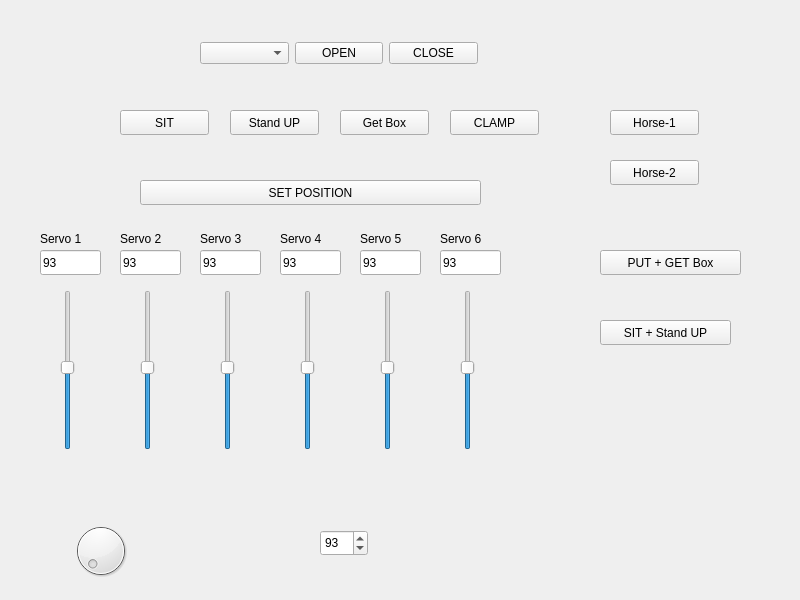
evkuz/qt_linux, file mainwindow.ui: the form before one commit.
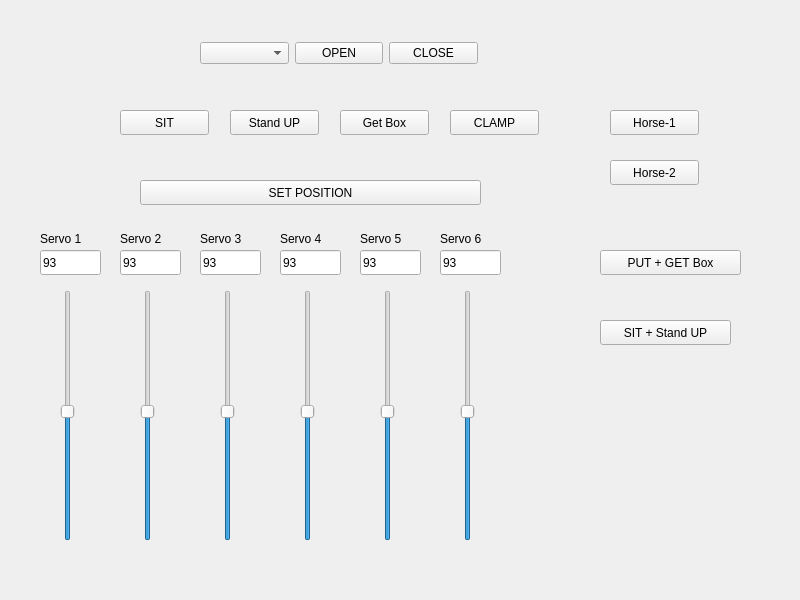
The form after the commit.

What changed in the file:
```diff
--- a/mainwindow.ui
+++ b/mainwindow.ui
@@ -263,23 +263,13 @@
     <string>Get Box</string>
    </property>
   </widget>
-  <widget class="QDial" name="dial">
-   <property name="geometry">
-    <rect>
-     <x>70</x>
-     <y>520</y>
-     <width>61</width>
-     <height>61</height>
-    </rect>
-   </property>
-  </widget>
   <widget class="QSlider" name="S6_verSlider">
    <property name="geometry">
     <rect>
      <x>460</x>
      <y>290</y>
      <width>16</width>
-     <height>160</height>
+     <height>251</height>
     </rect>
    </property>
    <property name="maximum">
@@ -292,29 +282,13 @@
     <enum>Qt::Vertical</enum>
    </property>
   </widget>
-  <widget class="QSpinBox" name="spinBox">
-   <property name="geometry">
-    <rect>
-     <x>320</x>
-     <y>530</y>
-     <width>48</width>
-     <height>26</height>
-    </rect>
-   </property>
-   <property name="maximum">
-    <number>180</number>
-   </property>
-   <property name="value">
-    <number>93</number>
-   </property>
-  </widget>
   <widget class="QSlider" name="S5_verSlider">
    <property name="geometry">
     <rect>
      <x>380</x>
      <y>290</y>
      <width>16</width>
-     <height>160</height>
+     <height>251</height>
     </rect>
    </property>
    <property name="maximum">
@@ -333,7 +307,7 @@
      <x>300</x>
      <y>290</y>
      <width>16</width>
-     <height>160</height>
+     <height>251</height>
     </rect>
    </property>
    <property name="maximum">
@@ -352,7 +326,7 @@
      <x>220</x>
      <y>290</y>
      <width>16</width>
-     <height>160</height>
+     <height>251</height>
     </rect>
    </property>
    <property name="maximum">
@@ -371,7 +345,7 @@
      <x>140</x>
      <y>290</y>
      <width>16</width>
-     <height>160</height>
+     <height>251</height>
     </rect>
    </property>
    <property name="maximum">
@@ -390,7 +364,7 @@
      <x>60</x>
      <y>290</y>
      <width>16</width>
-     <height>160</height>
+     <height>251</height>
     </rect>
    </property>
    <property name="maximum">
```
